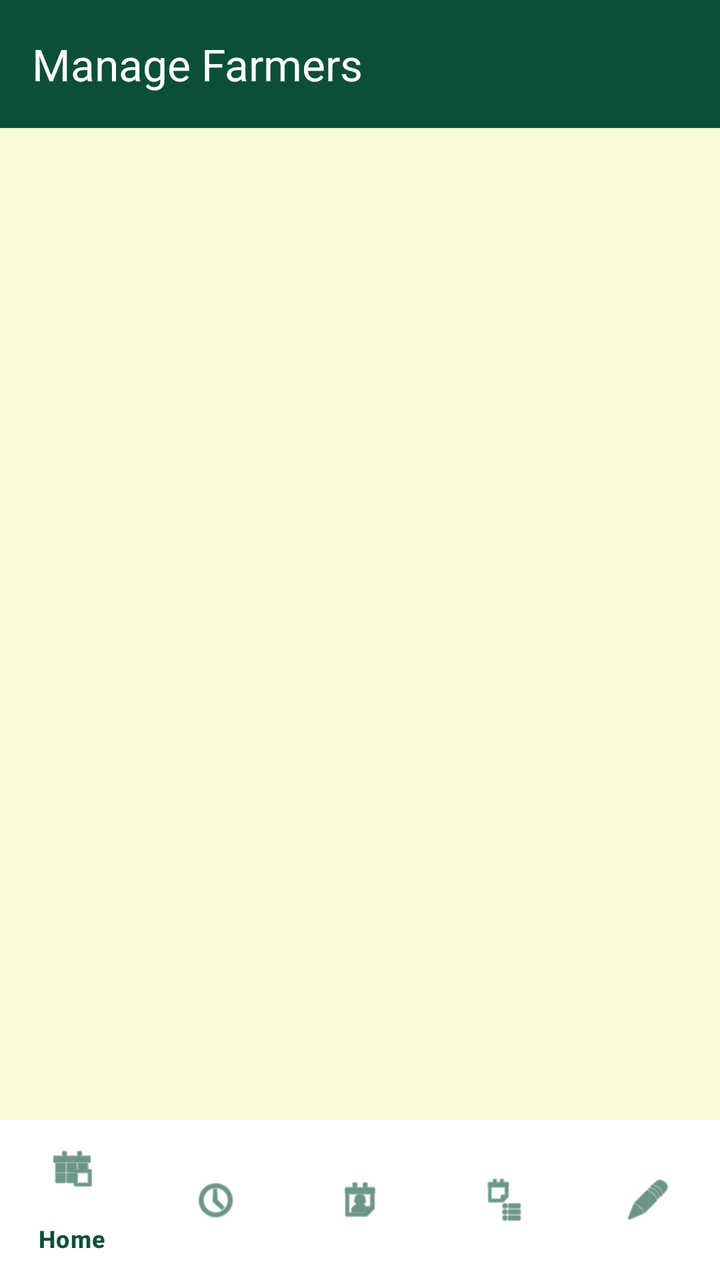
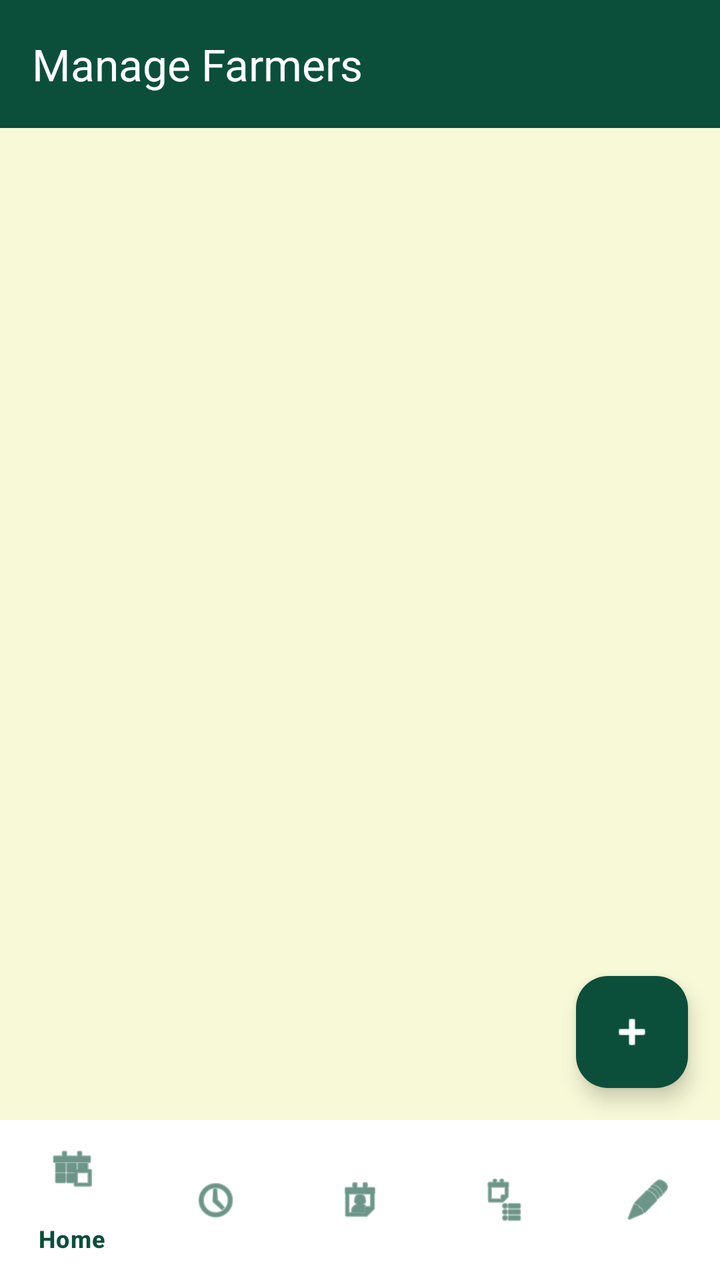

The first picture is an Android layout as it rendered before a commit; the second is the same layout after the commit. The layout source and the unified diff follow.
<!-- AndroidManifest.xml: application theme Theme.AgriFlowApplication -->
<!-- res/layout/activity_farmer_list.xml -->
<?xml version="1.0" encoding="utf-8"?>
<androidx.constraintlayout.widget.ConstraintLayout xmlns:android="http://schemas.android.com/apk/res/android"
    xmlns:app="http://schemas.android.com/apk/res-auto"
    xmlns:tools="http://schemas.android.com/tools"
    android:layout_width="match_parent"
    android:layout_height="match_parent"
    android:background="@color/light_bg"
    tools:context=".FarmerListActivity">

    <androidx.appcompat.widget.Toolbar
        android:id="@+id/toolbar"
        android:layout_width="match_parent"
        android:layout_height="?attr/actionBarSize"
        android:background="@color/primary_green"
        app:layout_constraintTop_toTopOf="parent"
        app:title="Manage Farmers"
        app:titleTextColor="@color/white" />

    <androidx.recyclerview.widget.RecyclerView
        android:id="@+id/rvFarmers"
        android:layout_width="match_parent"
        android:layout_height="0dp"
        android:paddingTop="8dp"
        android:paddingBottom="64dp"
        android:clipToPadding="false"
        app:layout_constraintBottom_toBottomOf="parent"
        app:layout_constraintTop_toBottomOf="@id/toolbar"
        tools:listitem="@layout/item_farmer" />

    <ProgressBar
        android:id="@+id/progressBar"
        android:layout_width="wrap_content"
        android:layout_height="wrap_content"
        android:visibility="gone"
        app:layout_constraintBottom_toBottomOf="parent"
        app:layout_constraintEnd_toEndOf="parent"
        app:layout_constraintStart_toStartOf="parent"
        app:layout_constraintTop_toTopOf="parent" />

    <com.google.android.material.bottomnavigation.BottomNavigationView
        android:id="@+id/bottom_navigation"
        android:layout_width="match_parent"
        android:layout_height="wrap_content"
        android:background="@color/white"
        app:itemIconTint="@color/primary_dark_green"
        app:itemTextColor="@color/primary_dark_green"
        app:menu="@menu/admin_bottom_nav_menu"
        app:layout_constraintBottom_toBottomOf="parent" />

</androidx.constraintlayout.widget.ConstraintLayout>
<!-- res/layout/item_farmer.xml (included above) -->
<?xml version="1.0" encoding="utf-8"?>
<com.google.android.material.card.MaterialCardView xmlns:android="http://schemas.android.com/apk/res/android"
    xmlns:app="http://schemas.android.com/apk/res-auto"
    android:layout_width="match_parent"
    android:layout_height="wrap_content"
    android:layout_marginHorizontal="16dp"
    android:layout_marginVertical="8dp"
    app:cardCornerRadius="8dp"
    app:cardElevation="2dp">

    <LinearLayout
        android:layout_width="match_parent"
        android:layout_height="wrap_content"
        android:orientation="horizontal"
        android:padding="16dp">

        <LinearLayout
            android:layout_width="0dp"
            android:layout_height="wrap_content"
            android:layout_weight="1"
            android:orientation="vertical">

            <TextView
                android:id="@+id/tvFarmerName"
                android:layout_width="wrap_content"
                android:layout_height="wrap_content"
                android:text="Farmer Name"
                android:textColor="@color/black"
                android:textSize="18sp"
                android:textStyle="bold" />

            <TextView
                android:id="@+id/tvFarmName"
                android:layout_width="wrap_content"
                android:layout_height="wrap_content"
                android:text="Farm Name"
                android:textColor="@color/text_grey"
                android:textSize="14sp" />
        </LinearLayout>

        <Button
            android:id="@+id/btnEdit"
            style="@style/Widget.MaterialComponents.Button.TextButton"
            android:layout_width="wrap_content"
            android:layout_height="wrap_content"
            android:text="EDIT"
            android:textColor="@color/primary_green" />

    </LinearLayout>
</com.google.android.material.card.MaterialCardView>
<!-- resources referenced by this layout -->
<resources>
  <color name="black">#FF000000</color>
  <color name="light_bg">#F8F9D7</color>
  <color name="primary_dark_green">#0B4F3A</color>
  <color name="primary_green">#0B4F3A</color>
  <color name="text_grey">#757575</color>
  <color name="white">#FFFFFFFF</color>
  <style name="Theme.AgriFlowApplication" parent="Base.Theme.AgriFlowApplication" />
  <style name="Base.Theme.AgriFlowApplication" parent="Theme.Material3.DayNight.NoActionBar">
          
          
      </style>
</resources>

<!-- the commit's change to res/layout/activity_farmer_list.xml (unified diff, before → after) -->
@@ -36,6 +36,18 @@
         app:layout_constraintEnd_toEndOf="parent"
         app:layout_constraintStart_toStartOf="parent"
         app:layout_constraintTop_toTopOf="parent" />
+
+    <com.google.android.material.floatingactionbutton.FloatingActionButton
+        android:id="@+id/fabAddFarmer"
+        android:layout_width="wrap_content"
+        android:layout_height="wrap_content"
+        android:layout_margin="16dp"
+        android:src="@android:drawable/ic_input_add"
+        app:backgroundTint="@color/primary_dark_green"
+        app:tint="@color/white"
+        app:layout_constraintBottom_toTopOf="@id/bottom_navigation"
+        app:layout_constraintEnd_toEndOf="parent"
+        android:contentDescription="@string/add_farmer" />
 
     <com.google.android.material.bottomnavigation.BottomNavigationView
         android:id="@+id/bottom_navigation"
